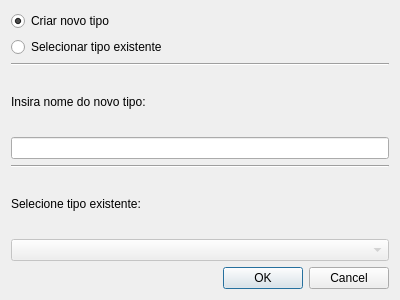
fbarden/ProjectManager, file views/UI/AddTypeDialog.ui: the form before one commit.
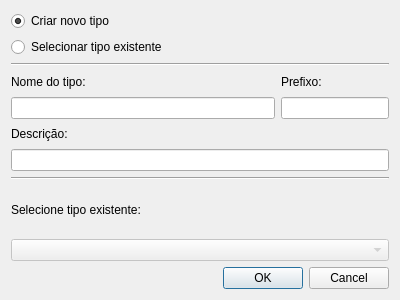
The form after the commit.

What changed in the file:
```diff
--- a/views/UI/AddTypeDialog.ui
+++ b/views/UI/AddTypeDialog.ui
@@ -16,9 +16,7 @@
   <property name="modal">
    <bool>true</bool>
   </property>
-  <layout class="QVBoxLayout" name="verticalLayout_4">
-   <item>
-    <layout class="QVBoxLayout" name="verticalLayout_3">
+  <layout class="QVBoxLayout" name="verticalLayout_5">
      <item>
       <layout class="QVBoxLayout" name="verticalLayout">
        <item>
@@ -44,8 +42,6 @@
       </layout>
      </item>
      <item>
-      <layout class="QVBoxLayout" name="verticalLayout_2">
-       <item>
         <widget class="Line" name="line">
          <property name="orientation">
           <enum>Qt::Horizontal</enum>
@@ -53,9 +49,13 @@
         </widget>
        </item>
        <item>
+    <layout class="QHBoxLayout" name="horizontalLayout">
+     <item>
+      <layout class="QVBoxLayout" name="verticalLayout_2">
+       <item>
         <widget class="QLabel" name="newTypeLabel">
          <property name="text">
-          <string>Insira nome do novo tipo:</string>
+          <string>Nome do tipo:</string>
          </property>
         </widget>
        </item>
@@ -66,6 +66,45 @@
          </property>
         </widget>
        </item>
+      </layout>
+     </item>
+     <item>
+      <layout class="QVBoxLayout" name="verticalLayout_3">
+       <item>
+        <widget class="QLabel" name="prefixLabel">
+         <property name="text">
+          <string>Prefixo:</string>
+         </property>
+        </widget>
+       </item>
+       <item>
+        <widget class="QLineEdit" name="prefixEdit">
+         <property name="sizePolicy">
+          <sizepolicy hsizetype="Fixed" vsizetype="Fixed">
+           <horstretch>0</horstretch>
+           <verstretch>0</verstretch>
+          </sizepolicy>
+         </property>
+        </widget>
+       </item>
+      </layout>
+     </item>
+    </layout>
+   </item>
+   <item>
+    <layout class="QVBoxLayout" name="verticalLayout_4">
+     <item>
+      <widget class="QLabel" name="descriptionLabel">
+       <property name="text">
+        <string>Descrição:</string>
+       </property>
+      </widget>
+     </item>
+     <item>
+      <widget class="QLineEdit" name="descriptionEdit"/>
+     </item>
+    </layout>
+   </item>
        <item>
         <widget class="Line" name="line_2">
          <property name="orientation">
@@ -96,10 +135,6 @@
           <set>QDialogButtonBox::Cancel|QDialogButtonBox::Ok</set>
          </property>
         </widget>
-       </item>
-      </layout>
-     </item>
-    </layout>
    </item>
   </layout>
  </widget>
```
Left out of the diff: 2 changed lines with no effect on the pictures. Lines whose indentation alone changed are shown as unchanged.
